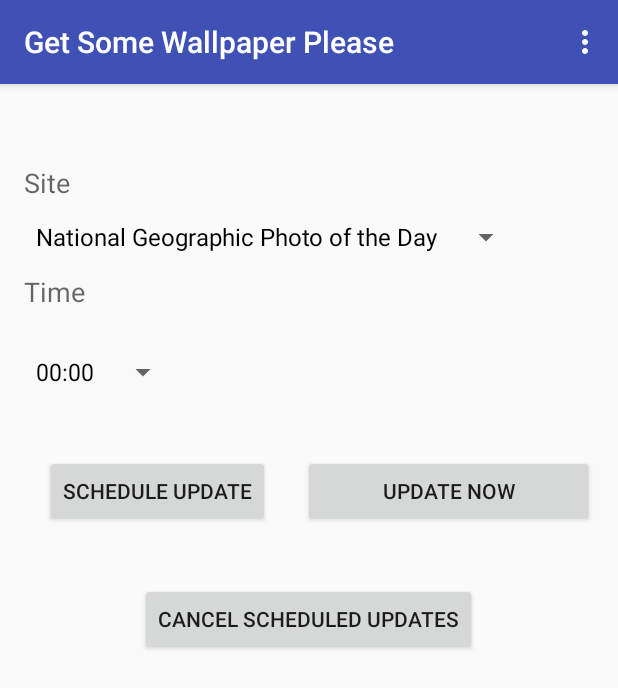
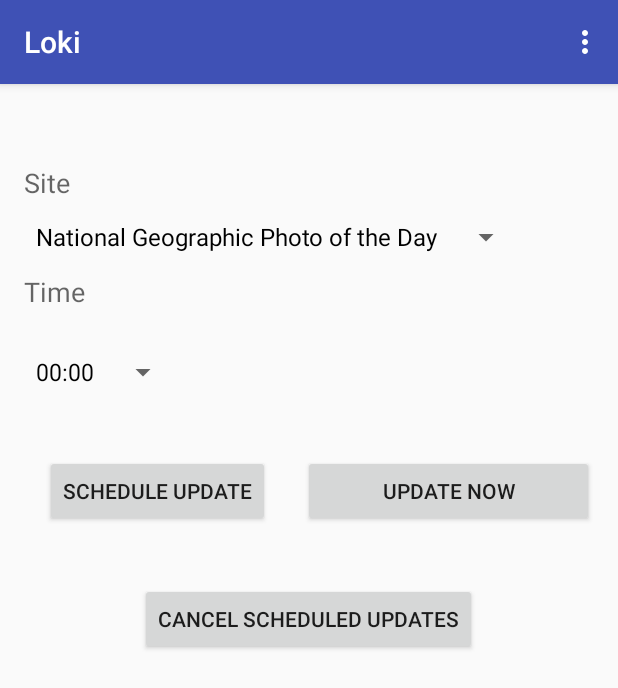
Before and after one commit to zebDuffy/Loki, an Android app: the screen it shows after launch (MainActivity), on a phone screen of 412 x 824 dp. Shown: the top 688 px of the screen. Run offline under Robolectric (Android 15) with nearby library versions, the phone set to English and light mode, and no system bars.

Commit message:
update look and feel & icon

```diff
--- a/app/src/main/res/values-v21/styles.xml
+++ b/app/src/main/res/values-v21/styles.xml
@@ -1,9 +1,8 @@
 <resources>
 
     <style name="AppTheme.NoActionBar">
-        <item name="windowActionBar">false</item>
+        <item name="windowActionBar">true</item>
         <item name="windowNoTitle">true</item>
         <item name="android:windowDrawsSystemBarBackgrounds">true</item>
-        <item name="android:statusBarColor">@android:color/transparent</item>
     </style>
 </resources>
--- a/app/src/main/res/values/strings.xml
+++ b/app/src/main/res/values/strings.xml
@@ -1,5 +1,5 @@
 <resources>
-    <string name="app_name">Get Some Wallpaper Please</string>
+    <string name="app_name">Loki</string>
     <string name="action_settings">Settings</string>
     <string name="site">Site</string>
     <string name="hour">Hour</string>
--- a/app/src/main/res/values/styles.xml
+++ b/app/src/main/res/values/styles.xml
@@ -9,7 +9,7 @@
     </style>
 
     <style name="AppTheme.NoActionBar">
-        <item name="windowActionBar">false</item>
+        <item name="windowActionBar">true</item>
         <item name="windowNoTitle">true</item>
     </style>
 
```
Also changed, not shown: app/src/main/res/mipmap-hdpi/ic_launcher.png, app/src/main/res/mipmap-mdpi/ic_launcher.png, app/src/main/res/mipmap-xhdpi/ic_launcher.png, app/src/main/res/mipmap-xxhdpi/ic_launcher.png, app/src/main/res/mipmap-xxxhdpi/ic_launcher.png.
